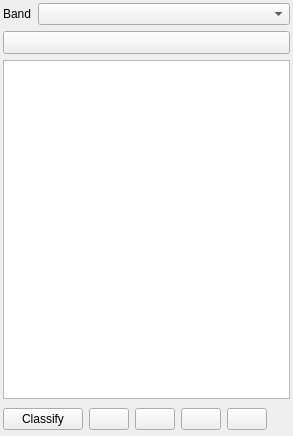
This is src/ui/qgspalettedrendererwidgetbase.ui in qgis/QGIS as Qt 5 draws it before an edit. The edited form follows.
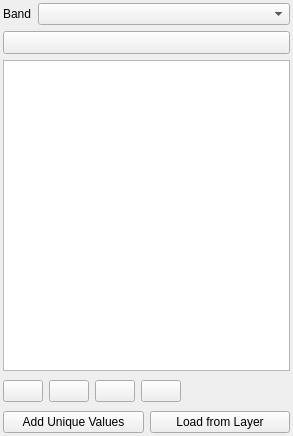
This is the edited form. Icons and pictures are not drawn. Custom widgets are drawn as their Qt base class.

Commit message:
[FEATURE] Add button to paletted renderer widget to allow loading embedded color table
Only enabled for rasters which contain a color table

```diff
--- a/src/ui/qgspalettedrendererwidgetbase.ui
+++ b/src/ui/qgspalettedrendererwidgetbase.ui
@@ -59,26 +59,8 @@
     </widget>
    </item>
    <item row="3" column="0">
-    <layout class="QHBoxLayout" name="horizontalLayout_3">
-     <item>
-      <widget class="QPushButton" name="mClassifyButton">
-       <property name="text">
-        <string>Classify</string>
-       </property>
-      </widget>
-     </item>
-     <item>
-      <widget class="QPushButton" name="mAddEntryButton">
-       <property name="toolTip">
-        <string>Add values manually</string>
-       </property>
-       <property name="icon">
-        <iconset resource="../../images/images.qrc">
-         <normaloff>:/images/themes/default/symbologyAdd.svg</normaloff>:/images/themes/default/symbologyAdd.svg</iconset>
-       </property>
-      </widget>
-     </item>
-     <item>
+    <layout class="QGridLayout" name="gridLayout_2">
+     <item row="0" column="1">
       <widget class="QPushButton" name="mDeleteEntryButton">
        <property name="toolTip">
         <string>Remove selected row(s)</string>
@@ -89,29 +71,7 @@
        </property>
       </widget>
      </item>
-     <item>
-      <widget class="QPushButton" name="mLoadFromFileButton">
-       <property name="toolTip">
-        <string>Load color map from file</string>
-       </property>
-       <property name="icon">
-        <iconset resource="../../images/images.qrc">
-         <normaloff>:/images/themes/default/mActionFileOpen.svg</normaloff>:/images/themes/default/mActionFileOpen.svg</iconset>
-       </property>
-      </widget>
-     </item>
-     <item>
-      <widget class="QPushButton" name="mExportToFileButton">
-       <property name="toolTip">
-        <string>Export color map to file</string>
-       </property>
-       <property name="icon">
-        <iconset resource="../../images/images.qrc">
-         <normaloff>:/images/themes/default/mActionFileSaveAs.svg</normaloff>:/images/themes/default/mActionFileSaveAs.svg</iconset>
-       </property>
-      </widget>
-     </item>
-     <item>
+     <item row="0" column="6">
       <spacer name="horizontalSpacer">
        <property name="orientation">
         <enum>Qt::Horizontal</enum>
@@ -124,6 +84,39 @@
        </property>
       </spacer>
      </item>
+     <item row="0" column="2">
+      <widget class="QPushButton" name="mLoadFromFileButton">
+       <property name="toolTip">
+        <string>Load color map from file</string>
+       </property>
+       <property name="icon">
+        <iconset resource="../../images/images.qrc">
+         <normaloff>:/images/themes/default/mActionFileOpen.svg</normaloff>:/images/themes/default/mActionFileOpen.svg</iconset>
+       </property>
+      </widget>
+     </item>
+     <item row="0" column="0">
+      <widget class="QPushButton" name="mAddEntryButton">
+       <property name="toolTip">
+        <string>Add values manually</string>
+       </property>
+       <property name="icon">
+        <iconset resource="../../images/images.qrc">
+         <normaloff>:/images/themes/default/symbologyAdd.svg</normaloff>:/images/themes/default/symbologyAdd.svg</iconset>
+       </property>
+      </widget>
+     </item>
+     <item row="0" column="3">
+      <widget class="QPushButton" name="mExportToFileButton">
+       <property name="toolTip">
+        <string>Export color map to file</string>
+       </property>
+       <property name="icon">
+        <iconset resource="../../images/images.qrc">
+         <normaloff>:/images/themes/default/mActionFileSaveAs.svg</normaloff>:/images/themes/default/mActionFileSaveAs.svg</iconset>
+       </property>
+      </widget>
+     </item>
     </layout>
    </item>
    <item row="0" column="0">
@@ -146,6 +139,27 @@
      </item>
     </layout>
    </item>
+   <item row="5" column="0">
+    <layout class="QHBoxLayout" name="horizontalLayout_2">
+     <property name="topMargin">
+      <number>0</number>
+     </property>
+     <item>
+      <widget class="QPushButton" name="mClassifyButton">
+       <property name="text">
+        <string>Add Unique Values</string>
+       </property>
+      </widget>
+     </item>
+     <item>
+      <widget class="QPushButton" name="mButtonLoadFromLayer">
+       <property name="text">
+        <string>Load from Layer</string>
+       </property>
+      </widget>
+     </item>
+    </layout>
+   </item>
   </layout>
  </widget>
  <customwidgets>
```
The commit also changes 2 other files.
